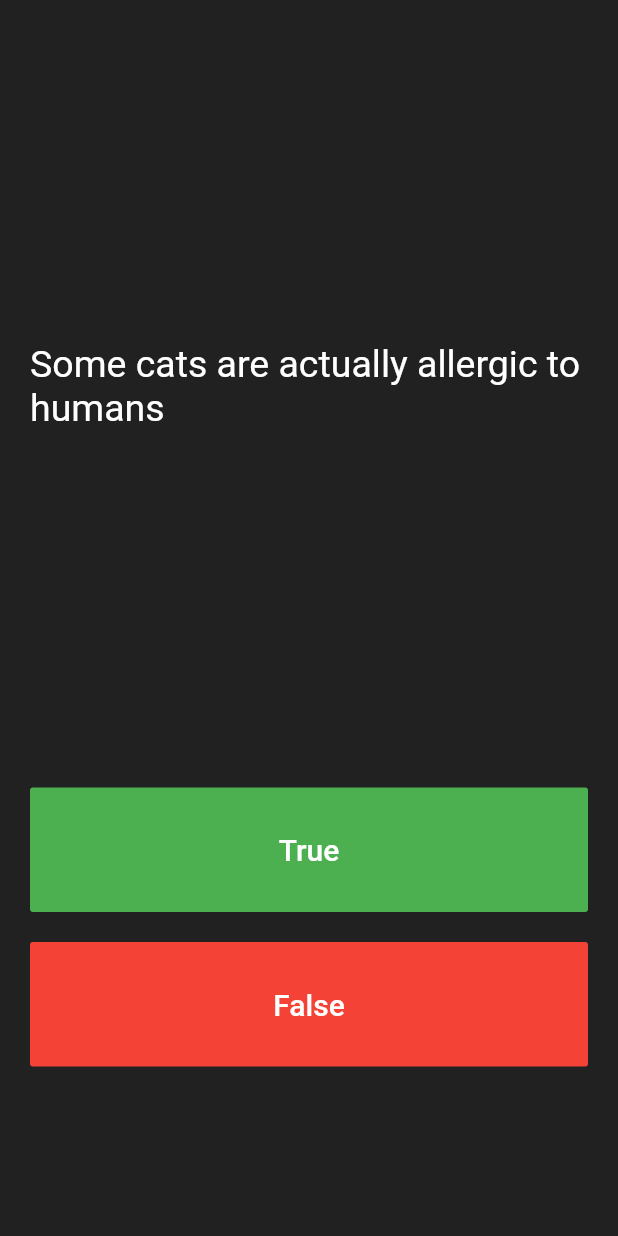
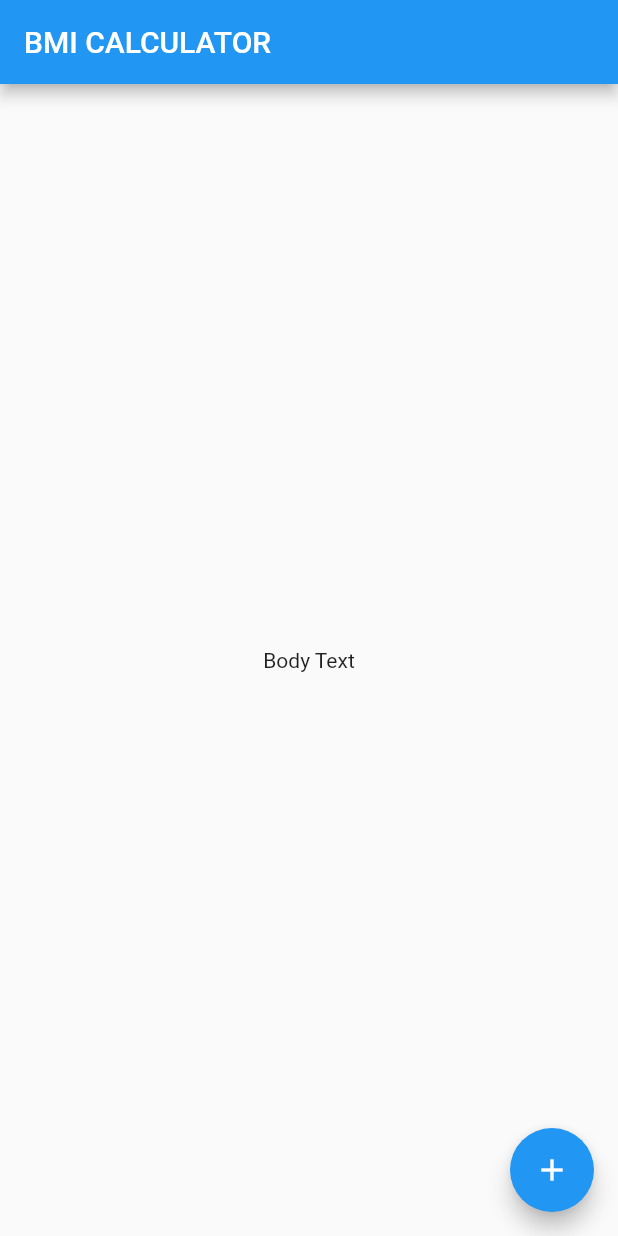
Before and after one commit to pr0mila/Flutter-Practice, a Flutter app: the screen it shows after launch, on a phone screen of 412 x 824 dp. Run offline on Flutter 3.47's test engine with Material 2 defaults, Android fonts, the light colour scheme and no system bars; our stand-ins replace rflutter_alert.

Commit message:
starting code

```diff
--- a/lib/main.dart
+++ b/lib/main.dart
@@ -1,125 +1,35 @@
 import 'package:flutter/material.dart';
-import 'package:flutter/painting.dart';
-import 'package:flutter/widgets.dart';
-import 'quix_brain.dart';
 
-QuizBrain quizBrain = QuizBrain();
+void main() => runApp(BMICalculator());
 
-void main() {
-  runApp(MyApp());
-}
-
-class MyApp extends StatelessWidget {
-  // This widget is the root of your application.
+class BMICalculator extends StatelessWidget {
   @override
   Widget build(BuildContext context) {
     return MaterialApp(
-      home: Scaffold(
-        backgroundColor: Colors.grey.shade900,
-        body: SafeArea(
-          child: Padding(
-            padding: EdgeInsets.symmetric(horizontal: 10),
-            child: MyHomePage(),
-          ),
-        ),
+      home: InputPage(),
+    );
+  }
+}
+
+class InputPage extends StatefulWidget {
+  @override
+  _InputPageState createState() => _InputPageState();
+}
+
+class _InputPageState extends State<InputPage> {
+  @override
+  Widget build(BuildContext context) {
+    return Scaffold(
+      appBar: AppBar(
+        title: Text('BMI CALCULATOR'),
+      ),
+      body: Center(
+        child: Text('Body Text'),
+      ),
+      floatingActionButton: FloatingActionButton(
+        onPressed: () {  },
+        child: Icon(Icons.add),
       ),
     );
   }
 }
-
-class MyHomePage extends StatefulWidget {
-  // MyHomePage({Key? key, required this.title}) : super(key: key);
-
-  @override
-  _MyHomePageState createState() => _MyHomePageState();
-}
-
-
-class _MyHomePageState extends State<MyHomePage> {
-
-
-  void checkAnswer(bool userPickedAnswer)
-  {
-
-    bool correctAnswer = quizBrain.getAnswer();
-    if (correctAnswer == true)
-        quizBrain.scoreKeeper.add(
-        Icon(
-          Icons.check,
-          color: Colors.green,
-        ),
-      );
-    else
-      quizBrain.scoreKeeper.add(
-        Icon(
-          Icons.close,
-          color: Colors.red,
-        ),
-      );
-    setState(() {
-      quizBrain.nextQuestion();
-      print(quizBrain.nextQuestion);
-
-    });
-  }
-  @override
-  Widget build(BuildContext context) {
-    return Column(
-      mainAxisAlignment: MainAxisAlignment.spaceBetween,
-      crossAxisAlignment: CrossAxisAlignment.stretch,
-      children: <Widget>[
-        Expanded(
-          flex: 5,
-          child: Padding(
-            padding: EdgeInsets.all(10.0),
-            child: Center(
-              child: Text(
-                quizBrain.getQuestion(),
-                style: TextStyle(
-                  fontSize: 25.0,
-                  color: Colors.white,
-                ),
-              ),
-            ),
-          ),
-        ),
-        Expanded(
-            child: Padding(
-          padding: EdgeInsets.all(10.0),
-          child: FlatButton(
-            //textColor: Colors.white,
-            color: Colors.green,
-            child: Text(
-              'True',
-              style: TextStyle(color: Colors.white, fontSize: 20.0),
-            ),
-            onPressed: () {
-              checkAnswer(true);
-
-            },
-          ),
-        )),
-        Expanded(
-            child: Padding(
-          padding: EdgeInsets.all(10.0),
-          child: FlatButton(
-            //textColor: Colors.white,
-            color: Colors.red,
-            child: Text(
-              'False',
-              style: TextStyle(color: Colors.white, fontSize: 20.0),
-            ),
-            onPressed: () {
-              checkAnswer(false);
-            },
-          ),
-        )),
-        Expanded(
-          flex: 1,
-      child:Row(
-          children: quizBrain.scoreKeeper,
-        ))
-      ],
-    );
-  }
-}
```
